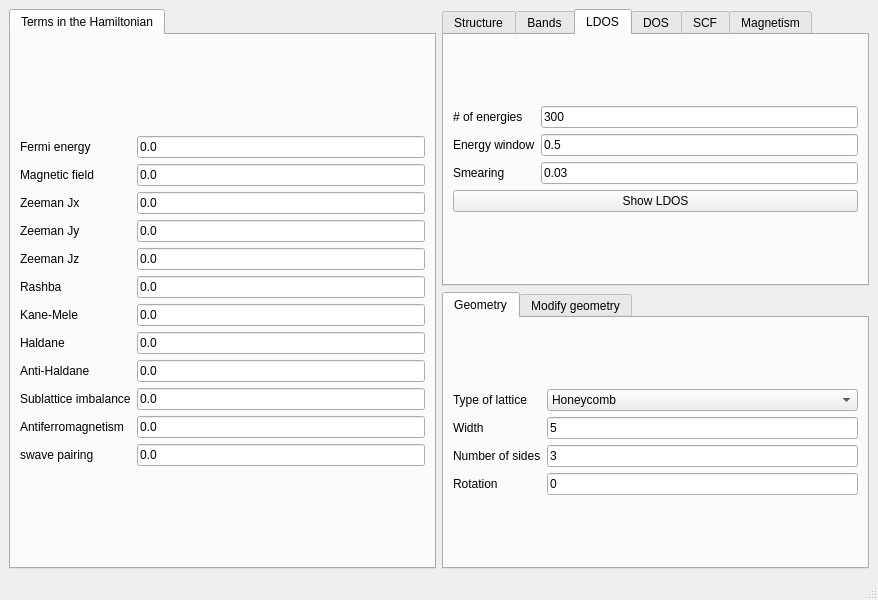
Old version of the form development/interface-pyqt/0d/interface.ui in the repository joselado/quantum-honeycomp.
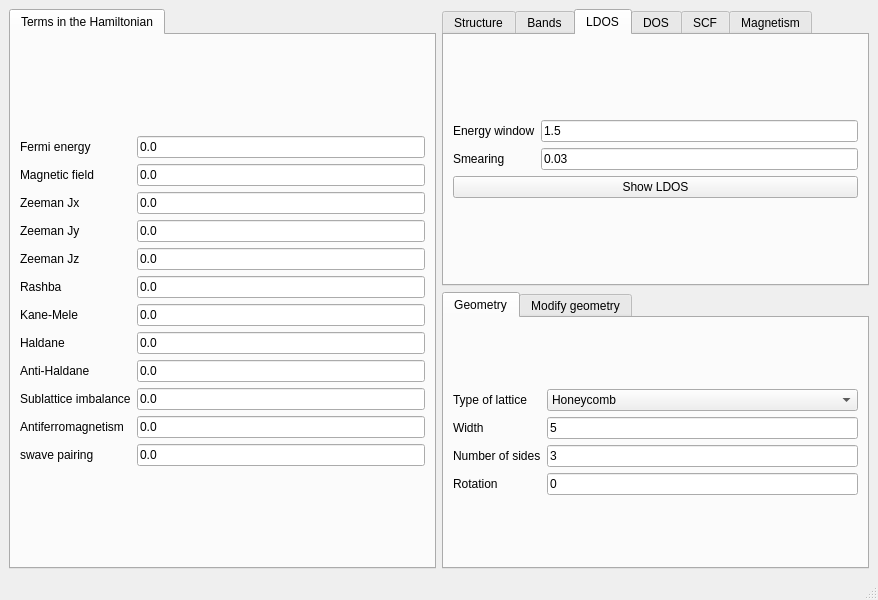
New version of the form. The open tabs and pages were chosen to show the change.

Patch:
```diff
--- a/development/interface-pyqt/0d/interface.ui
+++ b/development/interface-pyqt/0d/interface.ui
@@ -461,49 +461,35 @@
        <layout class="QGridLayout" name="gridLayout_11">
         <item row="0" column="0">
          <layout class="QGridLayout" name="gridLayout_6">
-          <item row="0" column="0">
-           <widget class="QLabel" name="label_17">
-            <property name="text">
-             <string># of energies</string>
-            </property>
-           </widget>
-          </item>
-          <item row="0" column="1">
-           <widget class="QLineEdit" name="ne_ldos">
-            <property name="text">
-             <string>300</string>
-            </property>
-           </widget>
-          </item>
-          <item row="2" column="1">
-           <widget class="QLineEdit" name="delta_ldos">
+          <item row="1" column="1">
+           <widget class="QLineEdit" name="multildos_delta">
             <property name="text">
              <string>0.03</string>
             </property>
            </widget>
           </item>
-          <item row="2" column="0">
+          <item row="1" column="0">
            <widget class="QLabel" name="label_20">
             <property name="text">
              <string>Smearing</string>
             </property>
            </widget>
           </item>
-          <item row="1" column="0">
+          <item row="0" column="0">
            <widget class="QLabel" name="label_19">
             <property name="text">
              <string>Energy window</string>
             </property>
            </widget>
           </item>
-          <item row="1" column="1">
-           <widget class="QLineEdit" name="window_ldos">
+          <item row="0" column="1">
+           <widget class="QLineEdit" name="multildos_ewindow">
             <property name="text">
-             <string>0.5</string>
+             <string>1.5</string>
             </property>
            </widget>
           </item>
-          <item row="3" column="0" colspan="2">
+          <item row="2" column="0" colspan="2">
            <widget class="QPushButton" name="show_interactive_ldos">
             <property name="text">
              <string>Show LDOS</string>
```
